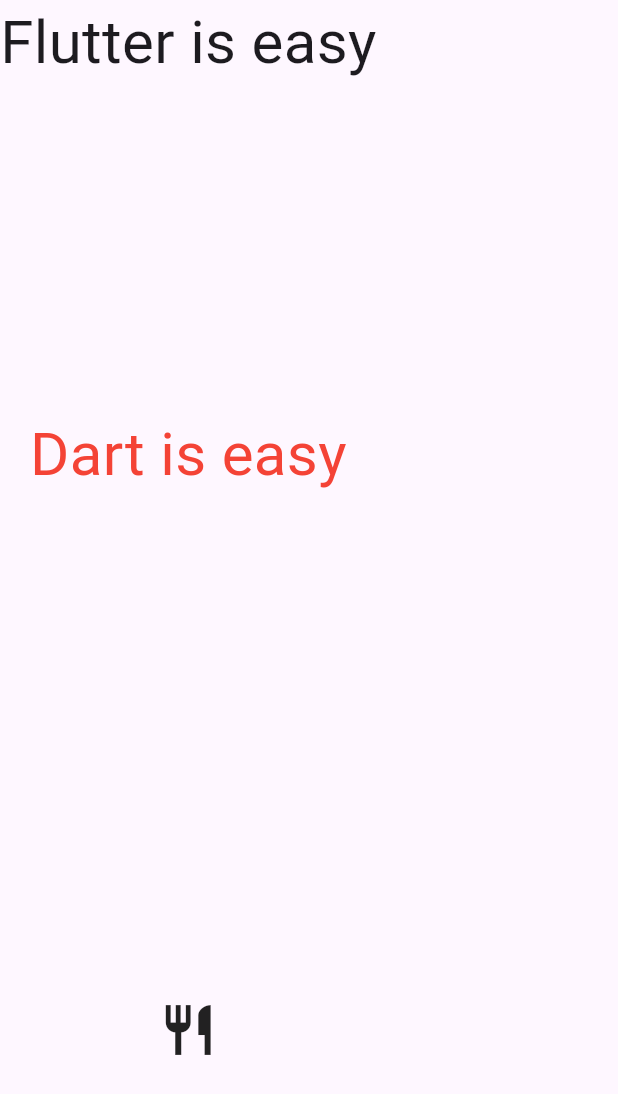
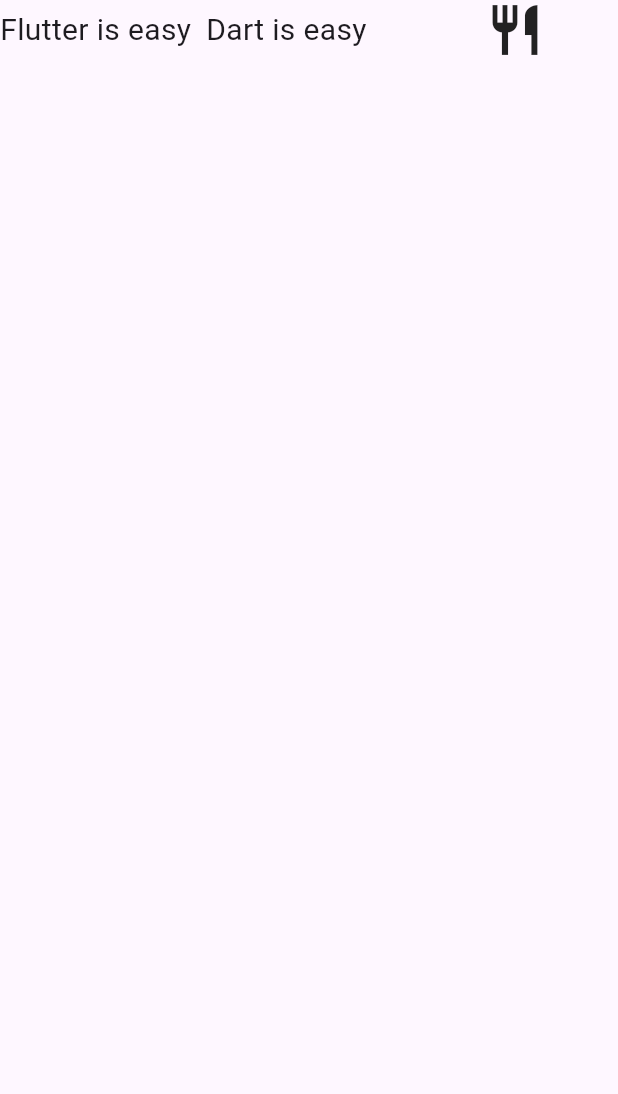
Before and after one commit to Sameemadhu16/Sample_Flutter_Apps, a Flutter app: the screen it shows after launch, on a phone screen of 412 x 824 dp. Shown: the top 1094 px of the screen. Run offline on Flutter 3.47's test engine with Material 3 defaults, Android fonts, the light colour scheme and no system bars.

Commit message:
How Row widget woks

```diff
--- a/flutter_container/lib/main.dart
+++ b/flutter_container/lib/main.dart
@@ -13,23 +13,18 @@
       debugShowCheckedModeBanner: false,
       home: SafeArea(
         child: Scaffold(
-          body: Column(
+          body: Row(
             children: [
               Expanded(
                 child: Text(
                   "Flutter is easy",
-                  style: TextStyle(
-                    fontSize: 40,
-                  ),
+                  style: TextStyle(fontSize: 20),
                 ),
               ),
               Expanded(
                 child: Text(
                   "Dart is easy",
-                  style: TextStyle(
-                    fontSize: 40,
-                    color: Colors.red,
-                  ),
+                  style: TextStyle(fontSize: 20),
                 ),
               ),
               Expanded(
```
